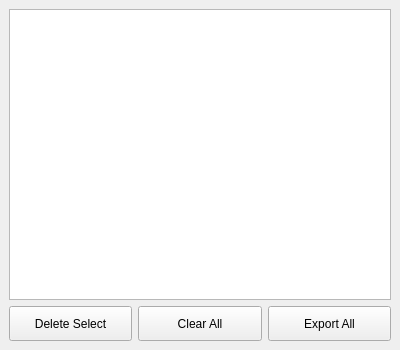
rupengfei/TD_code, file core/shaderIO/shaderIO_batch.ui: the form before one commit.
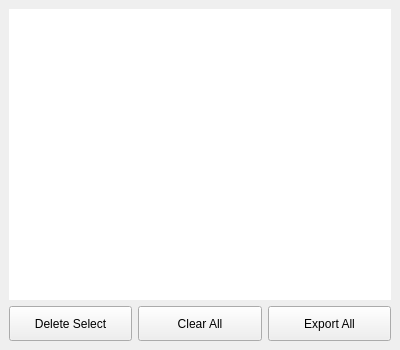
The form after the commit.

```diff
--- a/core/shaderIO/shaderIO_batch.ui
+++ b/core/shaderIO/shaderIO_batch.ui
@@ -26,6 +26,9 @@
    <layout class="QVBoxLayout" name="verticalLayout">
     <item>
      <widget class="QListView" name="list_view">
+      <property name="frameShape">
+       <enum>QFrame::NoFrame</enum>
+      </property>
       <property name="editTriggers">
        <set>QAbstractItemView::DoubleClicked|QAbstractItemView::EditKeyPressed|QAbstractItemView::SelectedClicked</set>
       </property>
```
